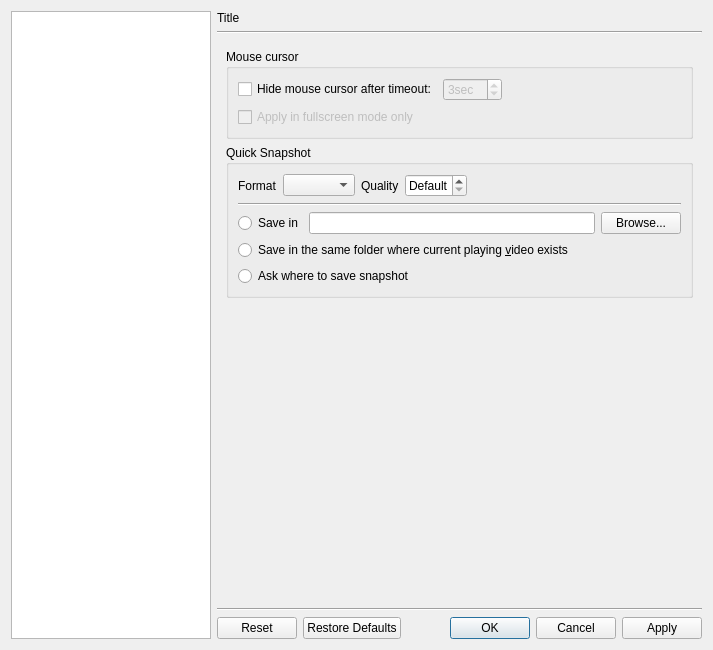
bylee20/bomi, file src/cmplayer/ui/prefdialog.ui: the form before one commit.
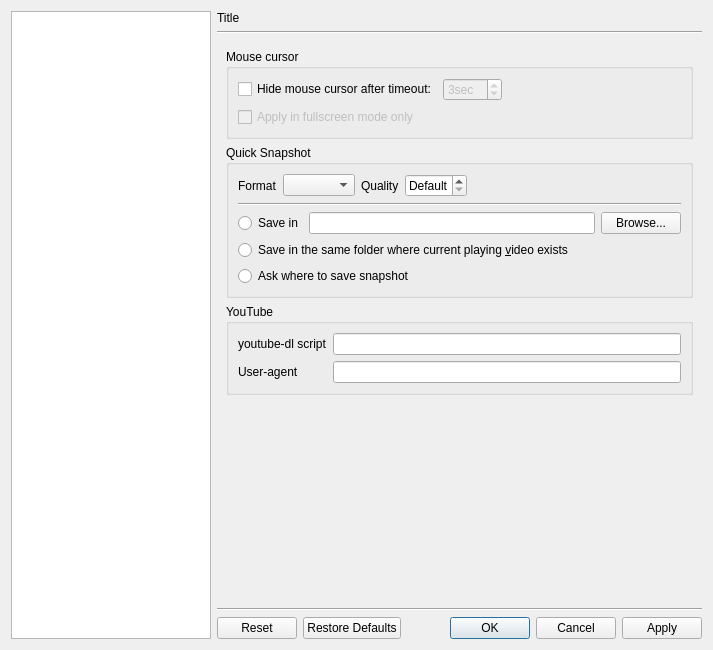
The form after the commit. The open tabs and pages were chosen to show the change. Icons and pictures are not drawn. Custom widgets are drawn as their Qt base class.

Commit message: add YouTube options in misc of preferences

What changed in the file:
```diff
--- a/src/cmplayer/ui/prefdialog.ui
+++ b/src/cmplayer/ui/prefdialog.ui
@@ -309,6 +309,35 @@
            </layout>
           </widget>
          </item>
+         <item>
+          <widget class="QGroupBox" name="groupBox_34">
+           <property name="title">
+            <string>YouTube</string>
+           </property>
+           <layout class="QFormLayout" name="formLayout_21">
+            <item row="0" column="0">
+             <widget class="QLabel" name="label_25">
+              <property name="text">
+               <string>youtube-dl script</string>
+              </property>
+             </widget>
+            </item>
+            <item row="0" column="1">
+             <widget class="QLineEdit" name="yt_program"/>
+            </item>
+            <item row="1" column="0">
+             <widget class="QLabel" name="label_59">
+              <property name="text">
+               <string>User-agent</string>
+              </property>
+             </widget>
+            </item>
+            <item row="1" column="1">
+             <widget class="QLineEdit" name="yt_user_agent"/>
+            </item>
+           </layout>
+          </widget>
+         </item>
          <item>
           <spacer name="verticalSpacer_11">
            <property name="orientation">
```
Left out of the diff: 4 changed lines with no effect on the pictures. The commit also changes 2 other files.
